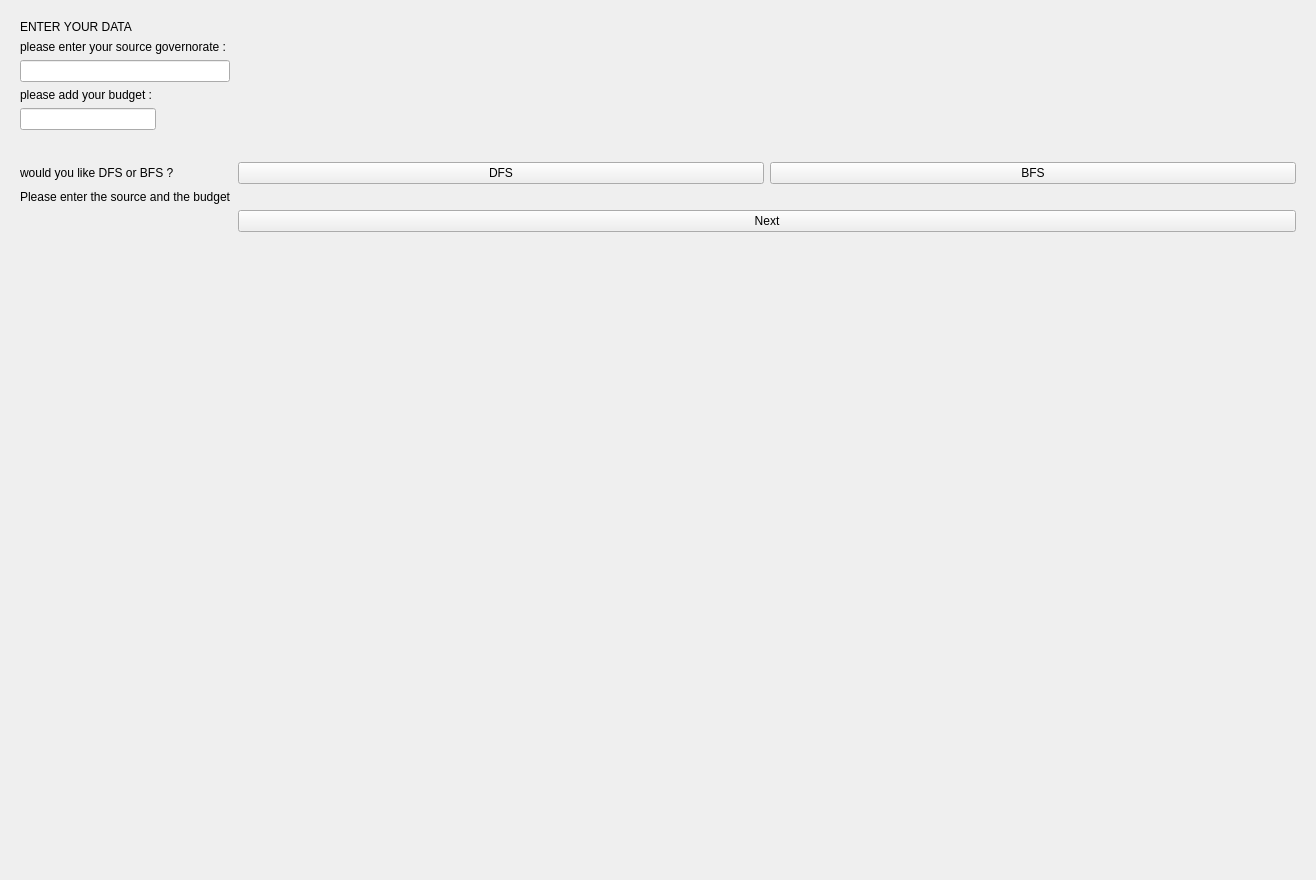
The window that dataentry.ui (mariamelkondakly/GuideMe) describes before a commit, drawn with Qt 5.
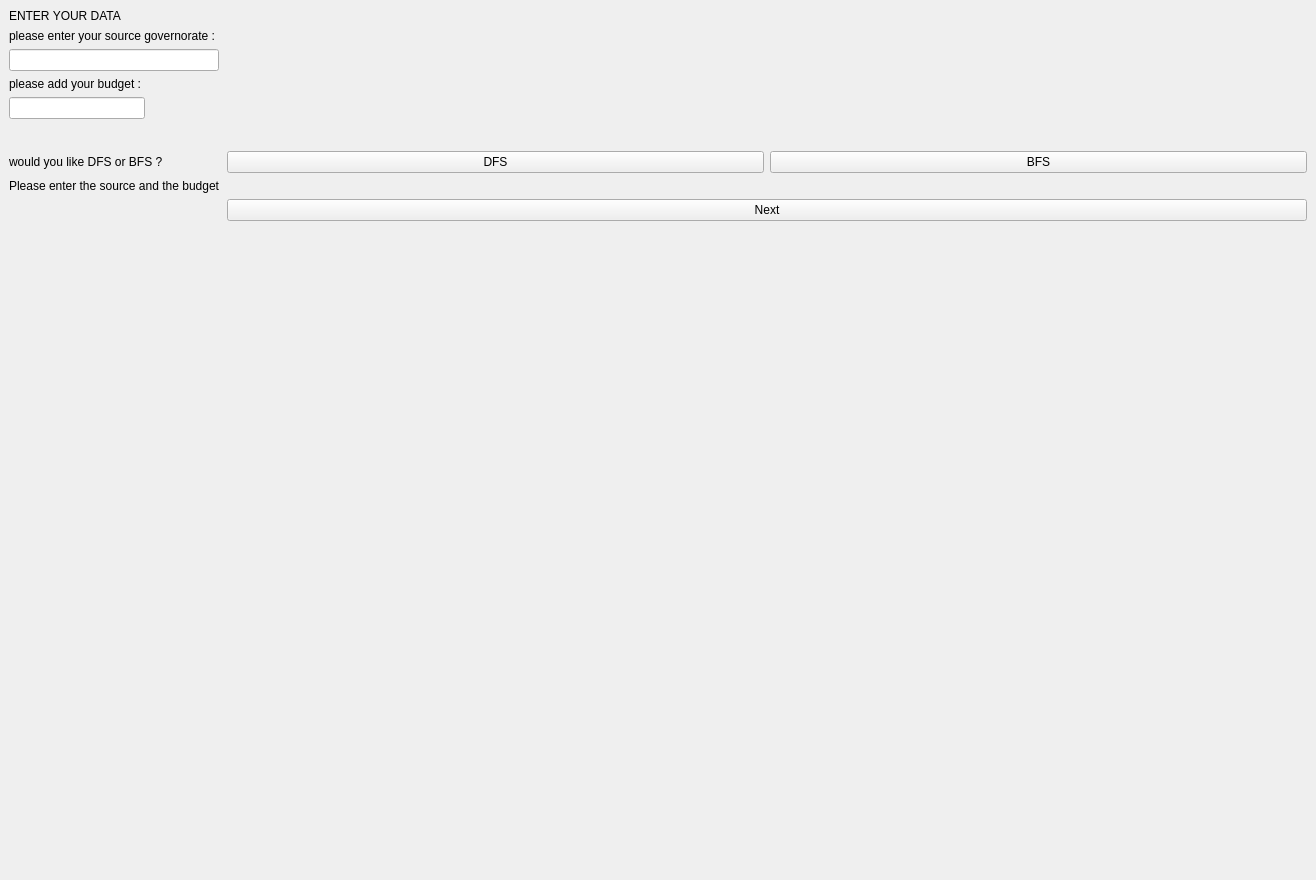
The same window after the commit.

The edit to the form file:
```diff
--- a/dataentry.ui
+++ b/dataentry.ui
@@ -14,6 +14,18 @@
    <string>Form</string>
   </property>
   <layout class="QGridLayout" name="gridLayout">
+   <property name="leftMargin">
+    <number>0</number>
+   </property>
+   <property name="topMargin">
+    <number>0</number>
+   </property>
+   <property name="rightMargin">
+    <number>0</number>
+   </property>
+   <property name="bottomMargin">
+    <number>0</number>
+   </property>
    <item row="0" column="0">
     <widget class="QWidget" name="widget" native="true">
      <layout class="QFormLayout" name="formLayout">
```
